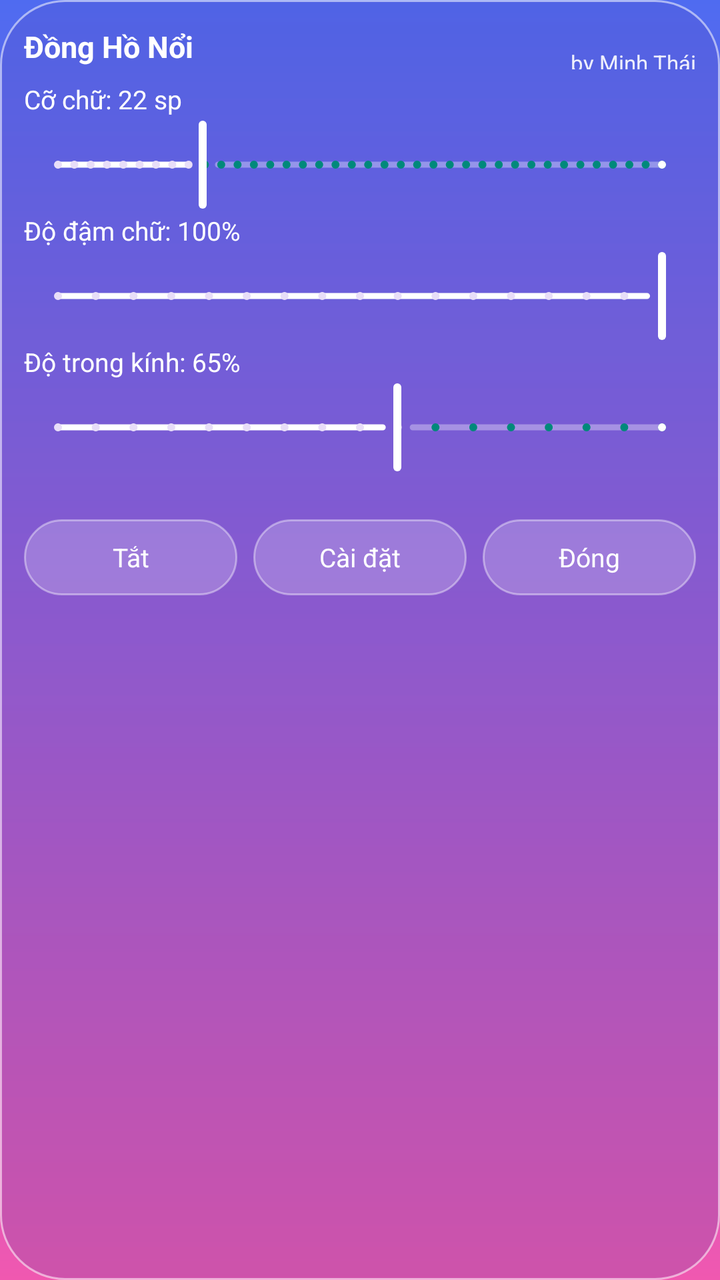
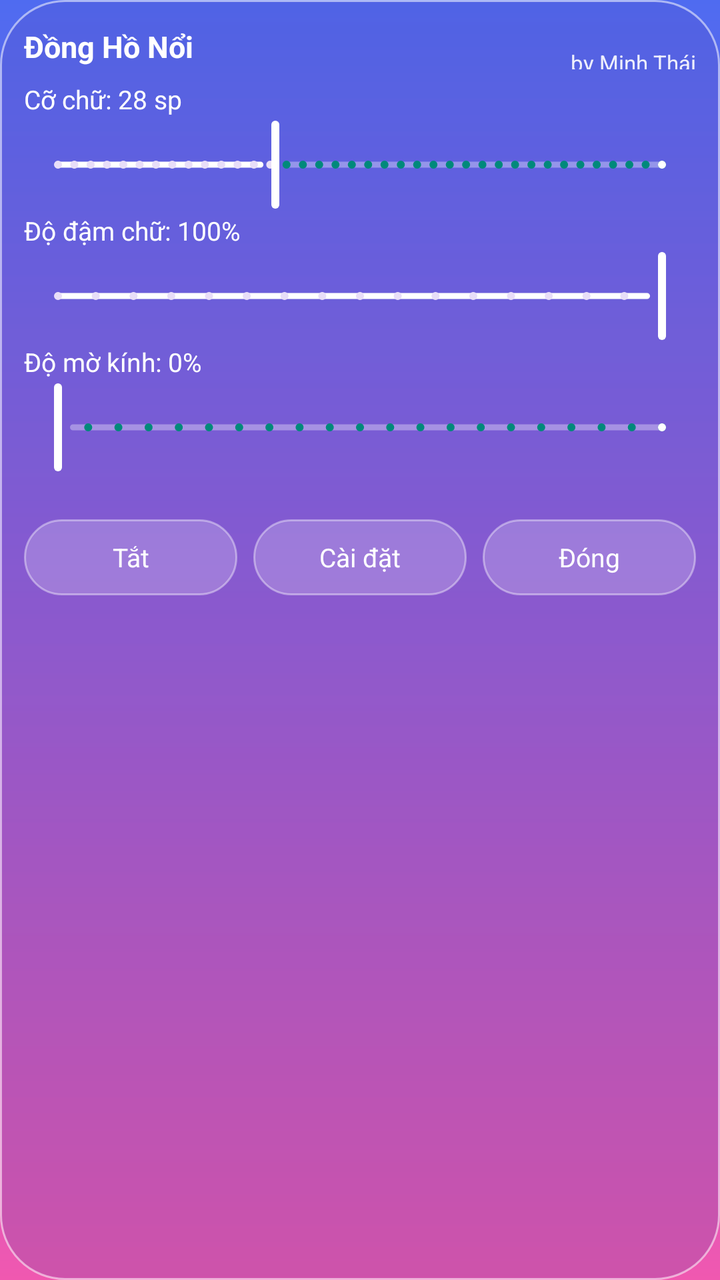

The first picture is an Android layout as it rendered before a commit; the second is the same layout after the commit. The layout source and the unified diff follow.
<!-- AndroidManifest.xml: application theme Theme.FloatClock -->
<!-- res/layout/panel_clock.xml -->
<?xml version="1.0" encoding="utf-8"?>
<LinearLayout xmlns:android="http://schemas.android.com/apk/res/android"
    xmlns:app="http://schemas.android.com/apk/res-auto"
    android:id="@+id/panelRoot"
    android:layout_width="match_parent"
    android:layout_height="wrap_content"
    android:background="@drawable/glass_panel"
    android:orientation="vertical"
    android:padding="12dp">

    <LinearLayout
        android:layout_width="match_parent"
        android:layout_height="wrap_content"
        android:gravity="center_vertical"
        android:orientation="horizontal">

        <TextView
            android:id="@+id/tvPanelAppName"
            style="@style/Glass.Label"
            android:layout_width="0dp"
            android:layout_height="wrap_content"
            android:layout_weight="1"
            android:ellipsize="end"
            android:maxLines="1"
            android:text="@string/app_name"
            android:textSize="15sp"
            android:textStyle="bold" />

        <TextView
            android:id="@+id/tvPanelCredit"
            style="@style/Glass.Hint"
            android:layout_width="wrap_content"
            android:layout_height="wrap_content"
            android:text="by Minh Thái"
            android:textSize="11sp" />
    </LinearLayout>

    <TextView
        android:id="@+id/tvPanelSize"
        style="@style/Glass.Label"
        android:layout_marginTop="6dp"
        android:text="Cỡ chữ: 22 sp"
        android:textSize="13sp" />

    <com.google.android.material.slider.Slider
        android:id="@+id/sliderPanelSize"
        android:layout_width="match_parent"
        android:layout_height="wrap_content"
        android:stepSize="1"
        android:value="22"
        android:valueFrom="10"
        android:valueTo="60"
        app:haloColor="#33FFFFFF"
        app:labelBehavior="gone"
        app:thumbColor="#FFFFFFFF"
        app:thumbElevation="0dp"
        app:trackColorActive="#FFFFFFFF"
        app:trackColorInactive="#55FFFFFF"
        app:trackHeight="3dp" />

    <TextView
        android:id="@+id/tvPanelOpacity"
        style="@style/Glass.Label"
        android:text="Độ đậm chữ: 100%"
        android:textSize="13sp" />

    <com.google.android.material.slider.Slider
        android:id="@+id/sliderPanelOpacity"
        android:layout_width="match_parent"
        android:layout_height="wrap_content"
        android:stepSize="5"
        android:value="100"
        android:valueFrom="20"
        android:valueTo="100"
        app:haloColor="#33FFFFFF"
        app:labelBehavior="gone"
        app:thumbColor="#FFFFFFFF"
        app:thumbElevation="0dp"
        app:trackColorActive="#FFFFFFFF"
        app:trackColorInactive="#55FFFFFF"
        app:trackHeight="3dp" />

    <TextView
        android:id="@+id/tvPanelGlass"
        style="@style/Glass.Label"
        android:text="Độ trong kính: 65%"
        android:textSize="13sp" />

    <com.google.android.material.slider.Slider
        android:id="@+id/sliderPanelGlass"
        android:layout_width="match_parent"
        android:layout_height="wrap_content"
        android:stepSize="5"
        android:value="65"
        android:valueFrom="20"
        android:valueTo="100"
        app:haloColor="#33FFFFFF"
        app:labelBehavior="gone"
        app:thumbColor="#FFFFFFFF"
        app:thumbElevation="0dp"
        app:trackColorActive="#FFFFFFFF"
        app:trackColorInactive="#55FFFFFF"
        app:trackHeight="3dp" />

    <HorizontalScrollView
        android:layout_width="match_parent"
        android:layout_height="wrap_content"
        android:layout_marginTop="2dp"
        android:overScrollMode="never"
        android:scrollbars="none">

        <LinearLayout
            android:id="@+id/panelColors"
            android:layout_width="wrap_content"
            android:layout_height="wrap_content"
            android:orientation="horizontal" />
    </HorizontalScrollView>

    <LinearLayout
        android:layout_width="match_parent"
        android:layout_height="wrap_content"
        android:layout_marginTop="8dp"
        android:orientation="horizontal">

        <TextView
            android:id="@+id/btnPanelHide"
            style="@style/Glass.Button"
            android:layout_width="0dp"
            android:layout_height="wrap_content"
            android:layout_marginEnd="4dp"
            android:layout_weight="1"
            android:minHeight="38dp"
            android:paddingTop="6dp"
            android:paddingBottom="6dp"
            android:text="Tắt"
            android:textSize="13sp" />

        <TextView
            android:id="@+id/btnPanelSettings"
            style="@style/Glass.Button"
            android:layout_width="0dp"
            android:layout_height="wrap_content"
            android:layout_marginStart="4dp"
            android:layout_marginEnd="4dp"
            android:layout_weight="1"
            android:minHeight="38dp"
            android:paddingTop="6dp"
            android:paddingBottom="6dp"
            android:text="Cài đặt"
            android:textSize="13sp" />

        <TextView
            android:id="@+id/btnPanelClose"
            style="@style/Glass.Button"
            android:layout_width="0dp"
            android:layout_height="wrap_content"
            android:layout_marginStart="4dp"
            android:layout_weight="1"
            android:minHeight="38dp"
            android:paddingTop="6dp"
            android:paddingBottom="6dp"
            android:text="Đóng"
            android:textSize="13sp" />
    </LinearLayout>
</LinearLayout>
<!-- resources referenced by this layout -->
<resources>
  <!-- drawable glass_panel (drawable) -->
  <?xml version="1.0" encoding="utf-8"?>
  <shape xmlns:android="http://schemas.android.com/apk/res/android" android:shape="rectangle">
      <gradient
          android:angle="270"
          android:endColor="#B3C04FA8"
          android:startColor="#B34F5FE0" />
      <stroke
          android:width="1dp"
          android:color="#88FFFFFF" />
      <corners android:radius="32dp" />
  </shape>
  <string name="app_name">Đồng Hồ Nổi</string>
  <style name="Glass.Button">
          <item name="android:layout_width">match_parent</item>
          <item name="android:layout_height">wrap_content</item>
          <item name="android:minHeight">52dp</item>
          <item name="android:gravity">center</item>
          <item name="android:paddingStart">16dp</item>
          <item name="android:paddingEnd">16dp</item>
          <item name="android:background">@drawable/glass_button</item>
          <item name="android:textColor">@color/white</item>
          <item name="android:textSize">17sp</item>
          <item name="android:layout_marginTop">12dp</item>
          <item name="android:clickable">true</item>
          <item name="android:focusable">true</item>
      </style>
  <style name="Glass.Hint">
          <item name="android:layout_width">match_parent</item>
          <item name="android:layout_height">wrap_content</item>
          <item name="android:textColor">@color/white_90</item>
          <item name="android:textSize">14sp</item>
          <item name="android:lineSpacingExtra">2dp</item>
          <item name="android:layout_marginTop">8dp</item>
      </style>
  <style name="Glass.Label">
          <item name="android:layout_width">wrap_content</item>
          <item name="android:layout_height">wrap_content</item>
          <item name="android:textColor">@color/white</item>
          <item name="android:textSize">18sp</item>
      </style>
  <style name="Theme.FloatClock" parent="Theme.Material3.Light.NoActionBar">
          <item name="colorPrimary">@color/teal</item>
          <item name="colorOnPrimary">@color/white</item>
          <item name="android:windowBackground">@drawable/bg_gradient</item>
          <item name="android:statusBarColor">@android:color/transparent</item>
          <item name="android:navigationBarColor">@android:color/transparent</item>
          <item name="android:windowLightStatusBar">false</item>
          <item name="android:textColor">@color/white</item>
      </style>
  <!-- drawable glass_button (drawable) -->
  <?xml version="1.0" encoding="utf-8"?>
  <ripple xmlns:android="http://schemas.android.com/apk/res/android"
      android:color="#44FFFFFF">
      <item>
          <shape android:shape="rectangle">
              <solid android:color="#33FFFFFF" />
              <stroke
                  android:width="1dp"
                  android:color="#66FFFFFF" />
              <corners android:radius="26dp" />
          </shape>
      </item>
  </ripple>
  <color name="white">#FFFFFFFF</color>
  <color name="white_90">#E6FFFFFF</color>
  <color name="teal">#FF00897B</color>
  <!-- drawable bg_gradient (drawable) -->
  <?xml version="1.0" encoding="utf-8"?>
  <shape xmlns:android="http://schemas.android.com/apk/res/android" android:shape="rectangle">
      <gradient
          android:angle="270"
          android:centerColor="@color/grad_mid"
          android:endColor="@color/grad_bottom"
          android:startColor="@color/grad_top" />
  </shape>
  <color name="grad_mid">#FF9A5BE0</color>
  <color name="grad_bottom">#FFF058B0</color>
  <color name="grad_top">#FF4F6BF0</color>
</resources>

<!-- the commit's change to res/layout/panel_clock.xml (unified diff, before → after) -->
@@ -39,7 +39,7 @@
         android:id="@+id/tvPanelSize"
         style="@style/Glass.Label"
         android:layout_marginTop="6dp"
-        android:text="Cỡ chữ: 22 sp"
+        android:text="Cỡ chữ: 28 sp"
         android:textSize="13sp" />
 
     <com.google.android.material.slider.Slider
@@ -47,7 +47,7 @@
         android:layout_width="match_parent"
         android:layout_height="wrap_content"
         android:stepSize="1"
-        android:value="22"
+        android:value="28"
         android:valueFrom="10"
         android:valueTo="60"
         app:haloColor="#33FFFFFF"
@@ -83,7 +83,7 @@
     <TextView
         android:id="@+id/tvPanelGlass"
         style="@style/Glass.Label"
-        android:text="Độ trong kính: 65%"
+        android:text="Độ mờ kính: 0%"
         android:textSize="13sp" />
 
     <com.google.android.material.slider.Slider
@@ -91,8 +91,8 @@
         android:layout_width="match_parent"
         android:layout_height="wrap_content"
         android:stepSize="5"
-        android:value="65"
-        android:valueFrom="20"
+        android:value="0"
+        android:valueFrom="0"
         android:valueTo="100"
         app:haloColor="#33FFFFFF"
         app:labelBehavior="gone"
